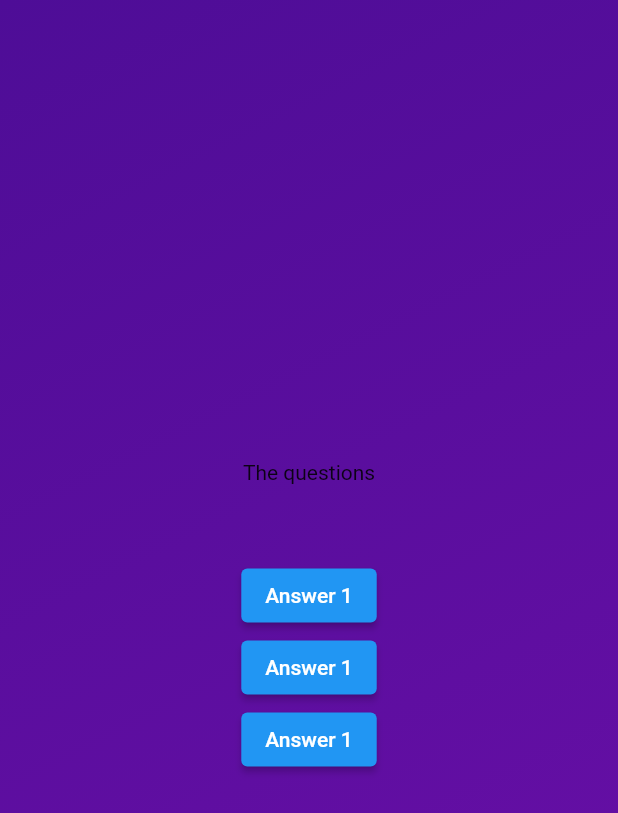
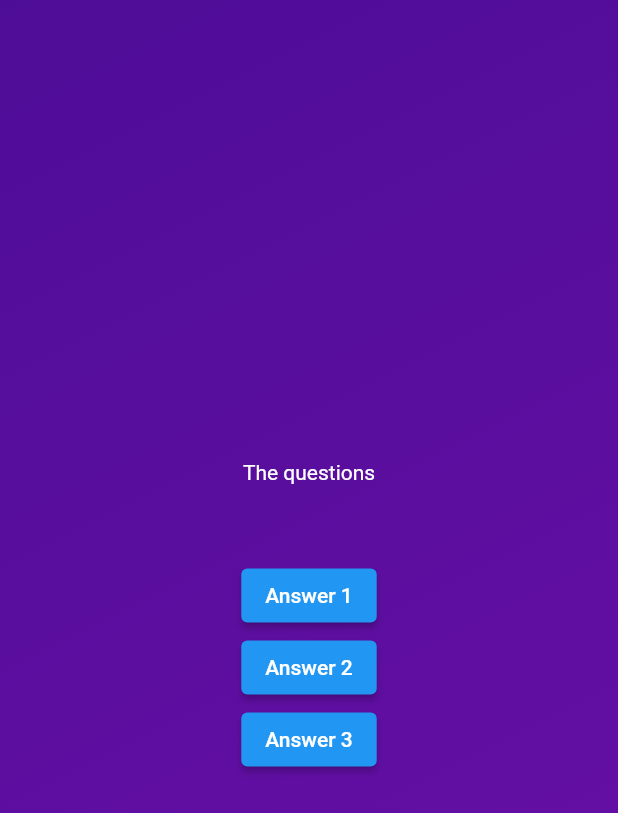
Before and after one commit to baralisachin10/flutter-related-quiz, a Flutter app: the screen it shows after launch, after a tap on "start quiz", on a phone screen of 412 x 824 dp. Shown: the top 813 px of the screen. Run offline on Flutter 3.47's test engine with Material 2 defaults, Android fonts, the phone set to English and light mode, and no system bars.

Commit message:
quiz app

```diff
--- /dev/null
+++ b/lib/answer_button.dart
@@ -0,0 +1,16 @@
+import 'package:flutter/material.dart';
+
+class AnswerButton extends StatelessWidget {
+  const AnswerButton(this.answerText,this.onTap, {super.key});
+
+  final String answerText;
+  final void Function() onTap;
+
+  @override
+  Widget build(BuildContext context) {
+    return ElevatedButton(
+      onPressed: onTap,
+      child: Text(answerText),
+    );
+  }
+}
--- a/lib/questions.dart
+++ b/lib/questions.dart
@@ -1,4 +1,5 @@
 import 'package:flutter/material.dart';
+import 'package:quiz_app/answer_button.dart';
 
 class QuestionScreen extends StatefulWidget {
   const QuestionScreen({super.key});
@@ -14,22 +15,16 @@ class _QuestionScreenState extends State<QuestionScreen> {
       child: Column(
         mainAxisAlignment: MainAxisAlignment.center,
         children: [
-          const Text('The questions'),
+          const Text(
+            'The questions',
+            style: TextStyle(color: Colors.white),
+          ),
           const SizedBox(
             height: 50,
           ),
-          ElevatedButton(
-            onPressed: () {},
-            child: const Text('Answer 1'),
-          ),
-          ElevatedButton(
-            onPressed: () {},
-            child: const Text('Answer 1'),
-          ),
-          ElevatedButton(
-            onPressed: () {},
-            child: const Text('Answer 1'),
-          ),
+          AnswerButton('Answer 1', () {}),
+          AnswerButton('Answer 2', () {}),
+          AnswerButton('Answer 3', () {}),
         ],
       ),
     );
```
